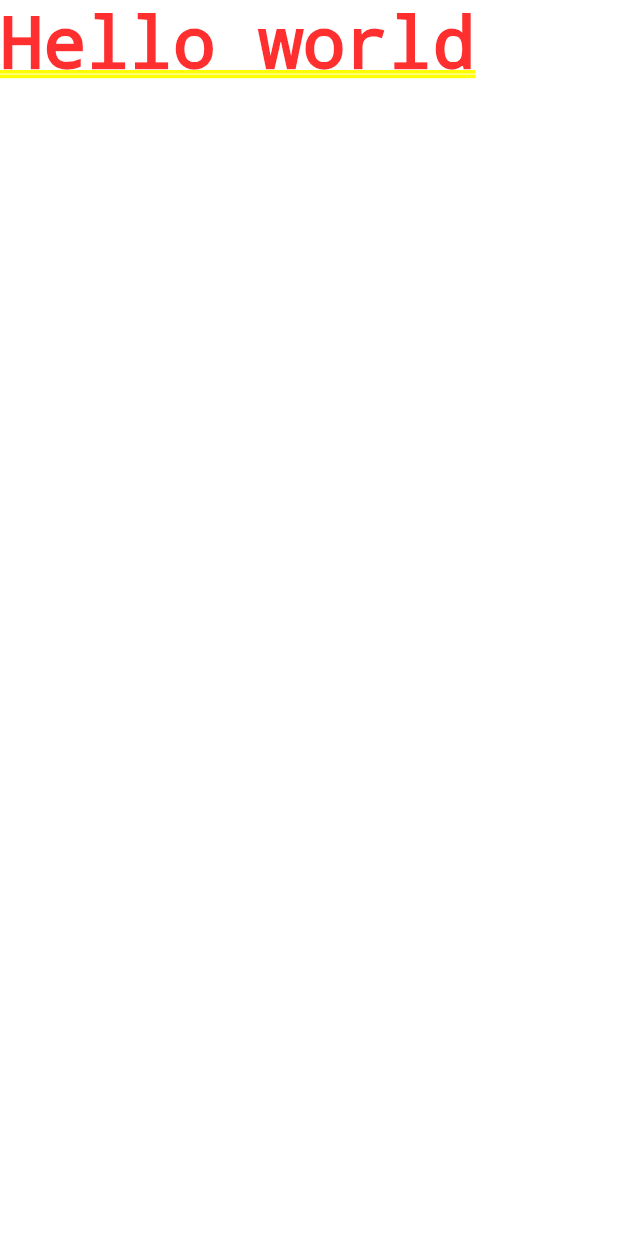
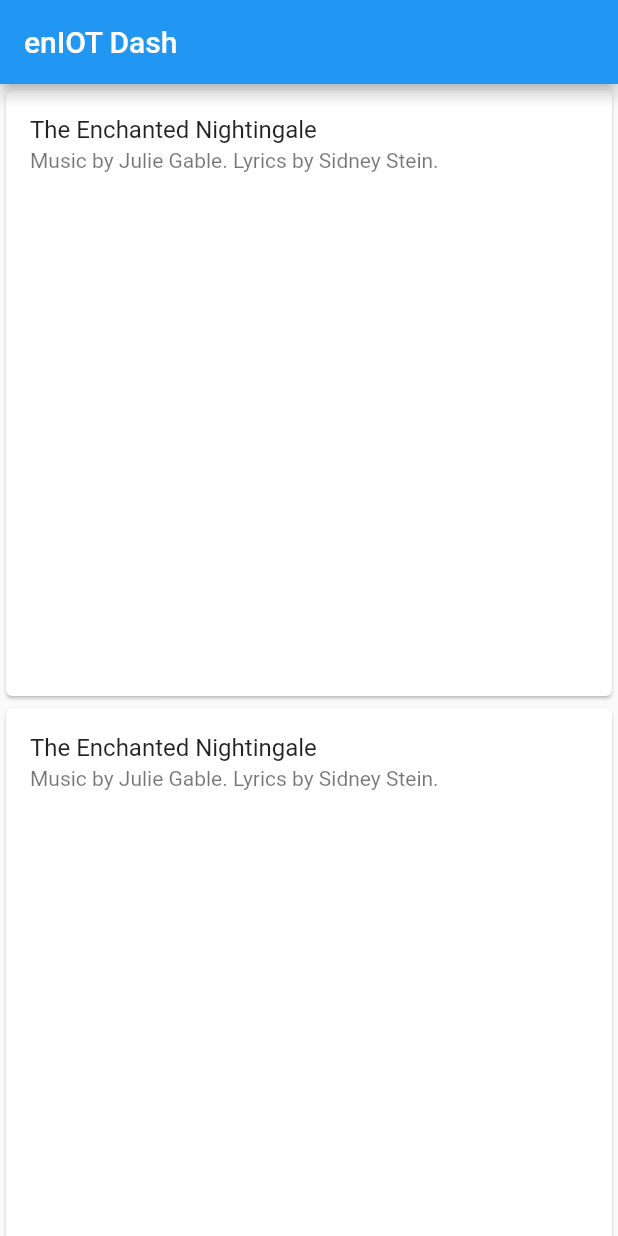
Before and after one commit to eniot/mobile-mqtt-dash, a Flutter app: the screen it shows after launch, on a phone screen of 412 x 824 dp. Run offline on Flutter 3.47's test engine with Material 2 defaults, Android fonts, the phone set to English and light mode, and no system bars; our stand-ins replace shared_preferences; missing offline and left inert: mqtt_client.

Commit message:
Adding base developments

```diff
--- a/lib/main.dart
+++ b/lib/main.dart
@@ -1,14 +1,39 @@
 import 'package:flutter/material.dart';
 
-void main() => runApp(MyApp());
+void main() => runApp(MainApp());
 
-class MyApp extends StatelessWidget {
+class MainApp extends StatelessWidget {
   // This widget is the root of your application.
+  final title = "enIOT Dash";
   @override
   Widget build(BuildContext context) {
     return MaterialApp(
-      title: 'enIOT',
-      home: Text("Hello world")
+      title: title,
+      home: Scaffold(
+        appBar: AppBar(
+          title: Text(title),
+        ),
+        body: GridView.count(
+          // Create a grid with 2 columns. If you change the scrollDirection to
+          // horizontal, this would produce 2 rows.
+          crossAxisCount: 1,
+          // Generate 100 Widgets that display their index in the List
+          children: List.generate(100, (index) {
+              return Card(
+                child: Column(
+                  mainAxisSize: MainAxisSize.min,
+                  children: <Widget>[
+                    const ListTile(
+                      title: Text('The Enchanted Nightingale'),
+                      subtitle:
+                          Text('Music by Julie Gable. Lyrics by Sidney Stein.'),
+                    ),
+                  ],
+                ),
+              );
+          }),
+        ),
+      ),
     );
   }
 }
--- a/pubspec.yaml
+++ b/pubspec.yaml
@@ -19,6 +19,8 @@ dependencies:
   # The following adds the Cupertino Icons font to your application.
   # Use with the CupertinoIcons class for iOS style icons.
   cupertino_icons: ^0.1.2
+  shared_preferences: ^0.4.3
+  mqtt_client: ^5.3.0
 
 dev_dependencies:
   flutter_test:
```
Also changed, not shown: lib/io.dart (added, +78 -0 lines), lib/mqtt.dart (added, +74 -0 lines), lib/server.dart (added, +50 -0 lines), 1 other file.
